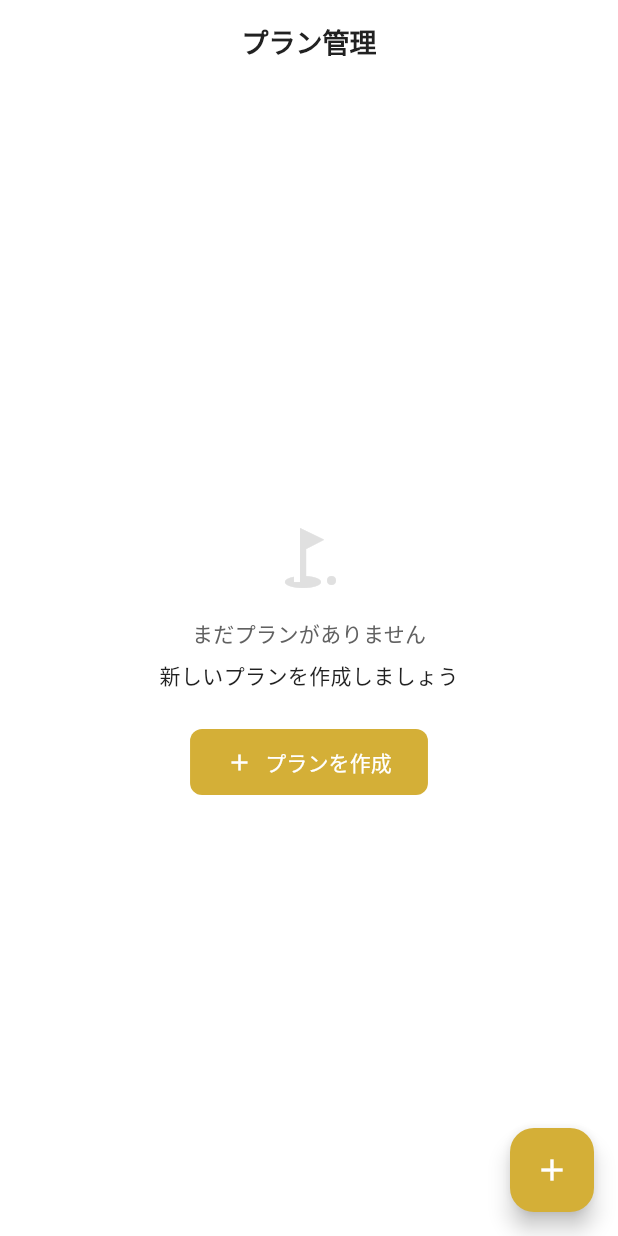
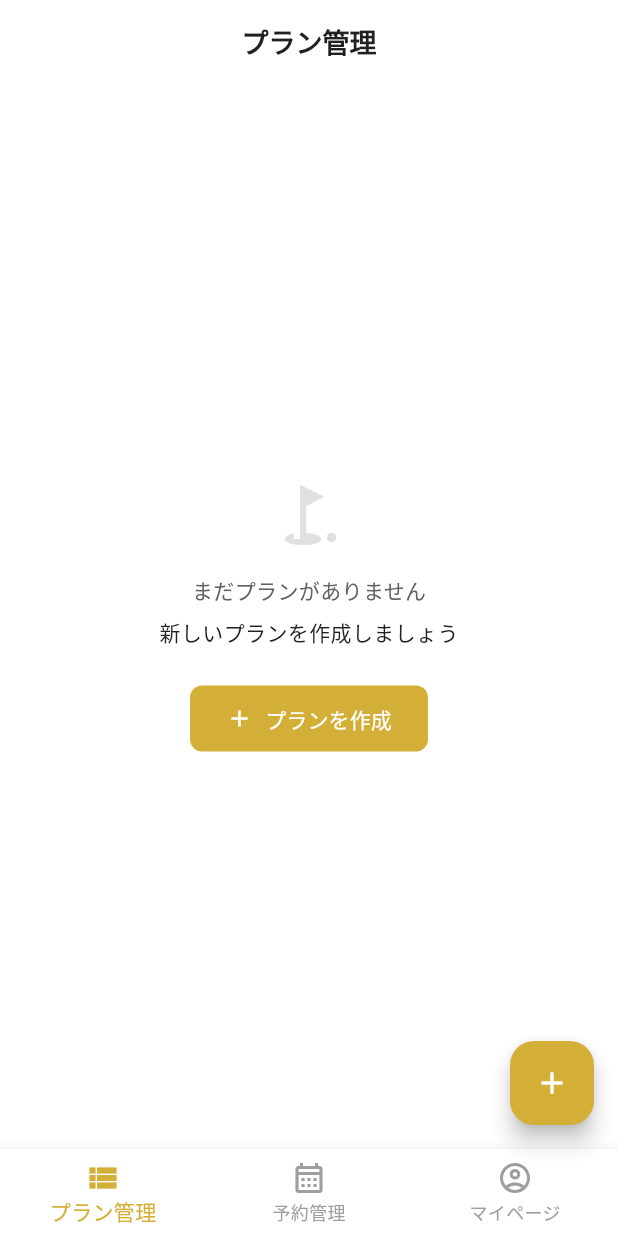
Before and after one commit to yuukidayo/golf_go, a Flutter app: the PlanListScreen screen opened by its route, on a phone screen of 412 x 824 dp. Run offline on Flutter 3.47's test engine with Material 3 defaults, Android fonts, the light colour scheme and no system bars; our stand-ins replace cloud_firestore, firebase_auth, firebase_core, flutter_animate, table_calendar; accounts and stored records are empty.

Commit message:
ルーティングを整理し、PlanListScreenをメイン画面として実装

```diff
--- a/lib/main.dart
+++ b/lib/main.dart
@@ -2,7 +2,6 @@ import 'package:flutter/material.dart';
 import 'package:flutter/services.dart';
 import 'package:firebase_core/firebase_core.dart';
 import 'package:firebase_auth/firebase_auth.dart';
-import 'package:golf_go/screens/coach/coach_main_screen.dart';
 import 'package:golf_go/screens/coach/plan_list_screen.dart';
 import 'package:golf_go/screens/coach_registration_screen.dart';
 import 'package:golf_go/screens/golfer_registration_screen.dart';
@@ -38,9 +37,9 @@ void main() async {
   String initialRoute = '/';
 
   if (currentUser != null) {
-    // ユーザーがログイン済みの場合はコーチメイン画面を表示
+    // ユーザーがログイン済みの場合はプラン管理画面を表示
     print('User already logged in: ${currentUser.uid}');
-    initialRoute = '/coach/main';
+    initialRoute = '/coach/plans';
   } else {
     print('No user logged in');
     // ログインしていない場合はウェルカム画面を表示
@@ -67,7 +66,6 @@ class MyApp extends StatelessWidget {
         '/register': (context) => const RegisterScreen(),
         '/register/coach': (context) => const CoachRegistrationScreen(), // 認定コーチ申請画面
         '/register/golfer': (context) => const GolferRegistrationScreen(), // レッスン受講者登録画面
-        '/coach/main': (context) => const CoachMainScreen(),
         '/coach/plans': (context) => const PlanListScreen(),
         '/login': (context) => const RegisterScreen(), // 一時的に登録画面を使用 (後で修正)
       },
--- a/lib/screens/coach/plan_list_screen.dart
+++ b/lib/screens/coach/plan_list_screen.dart
@@ -8,6 +8,7 @@ import '../../utils/test_data_helper.dart';
 import '../../widgets/coach/plan_card.dart';
 import 'plan_create_screen.dart';
 import 'time_slot_management_screen.dart';
+import 'reservation_calendar_screen.dart';
 
 class PlanListScreen extends StatefulWidget {
   const PlanListScreen({super.key});
@@ -23,9 +24,17 @@ class _PlanListScreenState extends State<PlanListScreen> {
   List<Plan> _plans = [];
   User? _currentUser;
 
+  // ナビゲーション関連
+  int _currentIndex = 0;
+  late final List<Widget> _screens;
+
   @override
   void initState() {
     super.initState();
+    _screens = [
+      Container(), // プラン管理画面は現在の画面なので空のコンテナ
+      const ReservationCalendarScreen(),
+    ];
     _loadCurrentUser();
     _loadPlans();
   }
@@ -309,10 +318,10 @@ class _PlanListScreenState extends State<PlanListScreen> {
     return Scaffold(
       appBar: AppBar(
         automaticallyImplyLeading: false, // 戻るボタンを非表示
-        title: const Text('プラン管理'),
+        title: Text(_currentIndex == 0 ? 'プラン管理' : '予約管理'),
         actions: [
           // テスト予約作成ボタン（開発用）
-          if (kDebugMode)
+          if (kDebugMode && _currentIndex == 0)
             IconButton(
               icon: const Icon(Icons.bug_report),
               onPressed: _createTestReservations,
@@ -320,12 +329,49 @@ class _PlanListScreenState extends State<PlanListScreen> {
             ),
         ],
       ),
-      floatingActionButton: FloatingActionButton(
+      floatingActionButton: _currentIndex == 0 ? FloatingActionButton(
         onPressed: _navigateToCreatePlan,
         backgroundColor: AppColors.gold,
         child: const Icon(Icons.add),
+      ) : null,
+      body: _currentIndex == 0 ? _buildPlanManagement() : _screens[_currentIndex],
+      bottomNavigationBar: BottomNavigationBar(
+        currentIndex: _currentIndex,
+        onTap: (index) {
+          if (index == 2) {
+            // マイページ（準備中）
+            ScaffoldMessenger.of(context).showSnackBar(
+              const SnackBar(content: Text('マイページは準備中です')),
+            );
+          } else {
+            setState(() {
+              _currentIndex = index;
+            });
+          }
+        },
+        selectedItemColor: AppColors.gold,
+        unselectedItemColor: Colors.grey,
+        backgroundColor: Colors.white,
+        type: BottomNavigationBarType.fixed,
+        elevation: 8,
+        items: const [
+          BottomNavigationBarItem(
+            icon: Icon(Icons.view_list_outlined),
+            activeIcon: Icon(Icons.view_list),
+            label: 'プラン管理',
+          ),
+          BottomNavigationBarItem(
+            icon: Icon(Icons.calendar_month_outlined),
+            activeIcon: Icon(Icons.calendar_month),
+            label: '予約管理',
+          ),
+          BottomNavigationBarItem(
+            icon: Icon(Icons.account_circle_outlined),
+            activeIcon: Icon(Icons.account_circle),
+            label: 'マイページ',
+          ),
+        ],
       ),
-      body: _buildPlanManagement(),
     );
   }
 
```
